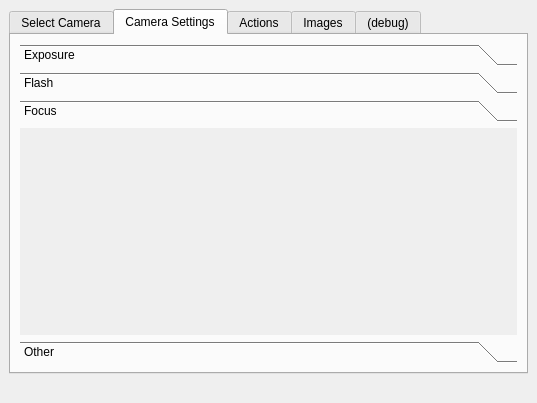
This is camtool/camtool.ui in steveicarus/camctl as Qt 5 draws it before an edit. The edited form follows.
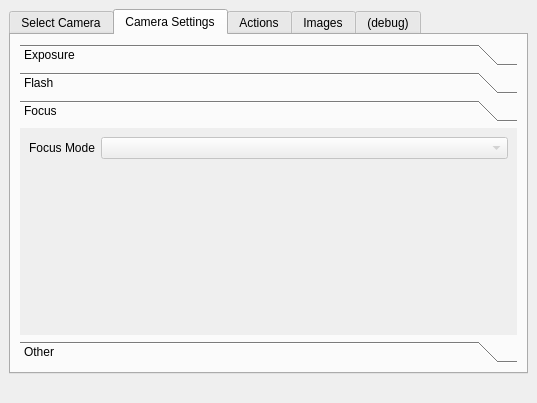
This is the edited form. The open tabs and pages were chosen to show the change.

Commit message:
Add Flash and Focus displays.
Get the flash and focus settings from the camera.
Also, add some tests of activating callbacks.

```diff
--- a/camtool/camtool.ui
+++ b/camtool/camtool.ui
@@ -231,13 +231,50 @@
             <rect>
              <x>0</x>
              <y>0</y>
-             <width>96</width>
-             <height>26</height>
+             <width>483</width>
+             <height>165</height>
             </rect>
            </property>
            <attribute name="label" >
             <string>Focus</string>
            </attribute>
+           <layout class="QFormLayout" name="formLayout_2" >
+            <item row="0" column="0" >
+             <widget class="QLabel" name="label_6" >
+              <property name="text" >
+               <string>Focus Mode</string>
+              </property>
+             </widget>
+            </item>
+            <item row="0" column="1" >
+             <widget class="QComboBox" name="focus_mode_box" >
+              <property name="enabled" >
+               <bool>false</bool>
+              </property>
+              <property name="sizePolicy" >
+               <sizepolicy vsizetype="Fixed" hsizetype="Preferred" >
+                <horstretch>0</horstretch>
+                <verstretch>0</verstretch>
+               </sizepolicy>
+              </property>
+              <property name="baseSize" >
+               <size>
+                <width>0</width>
+                <height>0</height>
+               </size>
+              </property>
+              <property name="maxVisibleItems" >
+               <number>16</number>
+              </property>
+              <property name="minimumContentsLength" >
+               <number>16</number>
+              </property>
+              <property name="frame" >
+               <bool>true</bool>
+              </property>
+             </widget>
+            </item>
+           </layout>
           </widget>
           <widget class="QWidget" name="page_2" >
            <property name="geometry" >
```
Left out of the diff: 30 changed lines with no effect on the pictures. The commit also changes 8 other files.
